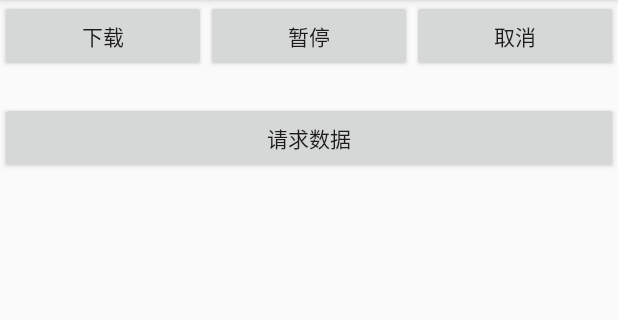
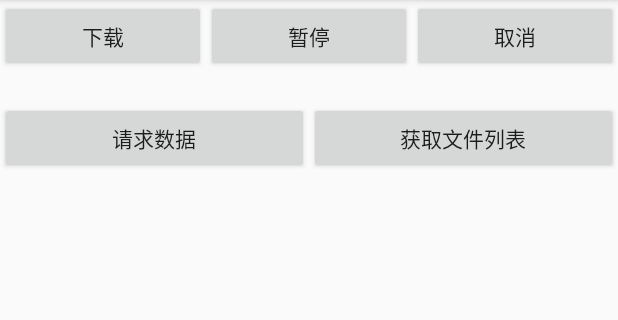
Before and after one commit to liuzeze/RequestTools, an Android app: the screen it shows after launch (MainActivity), on a phone screen of 412 x 824 dp, the part 84-404 px from its top. Run offline under Robolectric (Android 15) with nearby library versions, the phone set to English and light mode, and no system bars; our stand-ins replace RxJava.

Commit message:
文件下载路径

```diff
--- a/app/build.gradle
+++ b/app/build.gradle
@@ -26,4 +26,5 @@ dependencies {
     androidTestImplementation 'com.android.support.test:runner:1.0.2'
     androidTestImplementation 'com.android.support.test.espresso:espresso-core:3.0.2'
     implementation project(':rxrequestlib')
+    implementation 'com.android.support:recyclerview-v7:28.0.0'
 }
--- a/app/src/main/AndroidManifest.xml
+++ b/app/src/main/AndroidManifest.xml
@@ -3,6 +3,7 @@
     package="com.lz.rxrequestplugin">
 
     <uses-permission android:name="android.permission.INTERNET" />
+
     <application
         android:name=".App"
         android:allowBackup="true"
@@ -11,11 +12,9 @@
         android:roundIcon="@mipmap/ic_launcher_round"
         android:supportsRtl="true"
         android:theme="@style/AppTheme">
-
         <meta-data
             android:name="com.lz.rxrequestplugin.GlobalConfiguration"
             android:value="ConfigModule" />
-
 
         <activity
             android:name=".MainActivity"
@@ -26,6 +25,7 @@
                 <category android:name="android.intent.category.LAUNCHER" />
             </intent-filter>
         </activity>
+        <activity android:name=".FileListActivity"></activity>
     </application>
 
 </manifest>
--- a/app/src/main/java/com/lz/rxrequestplugin/App.java
+++ b/app/src/main/java/com/lz/rxrequestplugin/App.java
@@ -9,6 +9,8 @@ import com.lz.rxrequestlib.RxRequestUtils;
  * -          刘泽      2018-10-17       创建class
  */
 public class App extends Application {
+    //tomcat文件路径 地址
+    public static String mBaseUrl = "http://172.17.151.210:8080";
 
     @Override
     public void onCreate() {
--- a/app/src/main/java/com/lz/rxrequestplugin/MainActivity.java
+++ b/app/src/main/java/com/lz/rxrequestplugin/MainActivity.java
@@ -1,6 +1,8 @@
 package com.lz.rxrequestplugin;
 
+import android.content.Intent;
 import android.os.Bundle;
+import android.os.Environment;
 import android.support.v7.app.AppCompatActivity;
 import android.view.View;
 import android.widget.Button;
@@ -17,6 +19,16 @@ import com.lz.rxrequestlib.http.Transformer;
 import com.lz.rxrequestlib.download.DownParamBean;
 import com.lz.rxrequestlib.RxDownloadManager;
 
+import org.jsoup.Jsoup;
+import org.jsoup.nodes.Document;
+import org.jsoup.nodes.Element;
+import org.jsoup.nodes.FormElement;
+import org.jsoup.nodes.Node;
+import org.jsoup.select.Elements;
+
+import java.io.File;
+import java.util.List;
+
 import io.reactivex.annotations.NonNull;
 import io.reactivex.functions.Consumer;
 
@@ -28,14 +40,16 @@ public class MainActivity extends AppCompatActivity implements View.OnClickListe
     private Button mBtCancle;
     private TextView mContent;
     private ProgressView mProgressBar;
-//    String url = "https://t.alipayobjects.com/L1/71/100/and/alipay_wap_main.apk";
+    //    String url = "https://t.alipayobjects.com/L1/71/100/and/alipay_wap_main.apk";
     String url = "http://clips.vorwaerts-gmbh.de/big_buck_bunny.mp4";
+    private View mGetFileList;
 
     @Override
     protected void onCreate(Bundle savedInstanceState) {
         super.onCreate(savedInstanceState);
         setContentView(R.layout.activity_main);
 
+        mGetFileList = findViewById(R.id.bt_jump);
         mToRequest = findViewById(R.id.bt_torequest);
         mBtDownLoad = findViewById(R.id.bt_download);
         mBtPause = findViewById(R.id.bt_pause);
@@ -46,6 +60,7 @@ public class MainActivity extends AppCompatActivity implements View.OnClickListe
         mBtPause.setOnClickListener(this);
         mBtCancle.setOnClickListener(this);
         mToRequest.setOnClickListener(this);
+        mGetFileList.setOnClickListener(this);
 
     }
 
@@ -85,6 +100,11 @@ public class MainActivity extends AppCompatActivity implements View.OnClickListe
                             }
                         });
                 break;
+            case R.id.bt_jump:
+                Intent intent = new Intent(MainActivity.this, FileListActivity.class);
+                intent.putExtra("url", "");
+                startActivity(intent);
+                break;
             default:
                 break;
         }
--- a/app/src/main/java/com/lz/rxrequestplugin/RequestApi.java
+++ b/app/src/main/java/com/lz/rxrequestplugin/RequestApi.java
@@ -2,6 +2,7 @@ package com.lz.rxrequestplugin;
 
 import io.reactivex.Observable;
 import retrofit2.http.GET;
+import retrofit2.http.Url;
 
 /**
  * -----------作者----------日期----------变更内容-----
@@ -11,4 +12,8 @@ public interface RequestApi {
 
     @GET("v2/book/1220562")
     Observable<String> getNews();
+
+
+    @GET()
+    Observable<String> getFilelist(@Url String url);
 }
--- a/app/src/main/res/layout/activity_main.xml
+++ b/app/src/main/res/layout/activity_main.xml
@@ -47,11 +47,26 @@
 
         <Button
             android:id="@+id/bt_torequest"
-            android:layout_width="match_parent"
+            android:layout_width="0dp"
             android:layout_height="wrap_content"
             android:gravity="center"
             android:padding="10dp"
             android:text="请求数据"
+            app:layout_constraintHorizontal_weight="1"
+            app:layout_constraintLeft_toLeftOf="parent"
+            app:layout_constraintRight_toLeftOf="@+id/bt_jump"
+            app:layout_constraintTop_toBottomOf="@+id/ProgressBar" />
+
+        <Button
+            android:id="@+id/bt_jump"
+            android:layout_width="0dp"
+            android:layout_height="wrap_content"
+            android:gravity="center"
+            android:padding="10dp"
+            android:text="获取文件列表"
+            app:layout_constraintHorizontal_weight="1"
+            app:layout_constraintLeft_toRightOf="@+id/bt_torequest"
+            app:layout_constraintRight_toRightOf="parent"
             app:layout_constraintTop_toBottomOf="@+id/ProgressBar" />
 
         <TextView
--- a/rxrequestlib/src/main/java/com/lz/rxrequestlib/http/RetrofitFactory.java
+++ b/rxrequestlib/src/main/java/com/lz/rxrequestlib/http/RetrofitFactory.java
@@ -5,6 +5,7 @@ import retrofit2.Retrofit;
 import retrofit2.adapter.rxjava2.RxJava2CallAdapterFactory;
 import retrofit2.converter.gson.GsonConverterFactory;
 import retrofit2.converter.scalars.ScalarsConverterFactory;
+import retrofit2.converter.simplexml.SimpleXmlConverterFactory;
 
 /**
  * -----------作者----------日期----------变更内容-----
@@ -36,6 +37,7 @@ public class RetrofitFactory {
         mClient = new Retrofit.Builder()
                 .addCallAdapterFactory(RxJava2CallAdapterFactory.create())
                 .addConverterFactory(ScalarsConverterFactory.create())
+                .addConverterFactory(SimpleXmlConverterFactory.create())
                 .addConverterFactory(GsonConverterFactory.create())
                 .baseUrl(configBuild.getBaseUrl())
                 .client(build);
```
Also changed, not shown: app/src/main/java/com/lz/rxrequestplugin/FileAdapter.java (added, +159 -0 lines), app/src/main/java/com/lz/rxrequestplugin/FileListActivity.java (added, +62 -0 lines), app/src/main/res/layout/activity_file_list.xml (added, +17 -0 lines), app/src/main/res/layout/item_file.xml (added, +24 -0 lines), rxrequestlib/build.gradle (+10 -0 lines).
